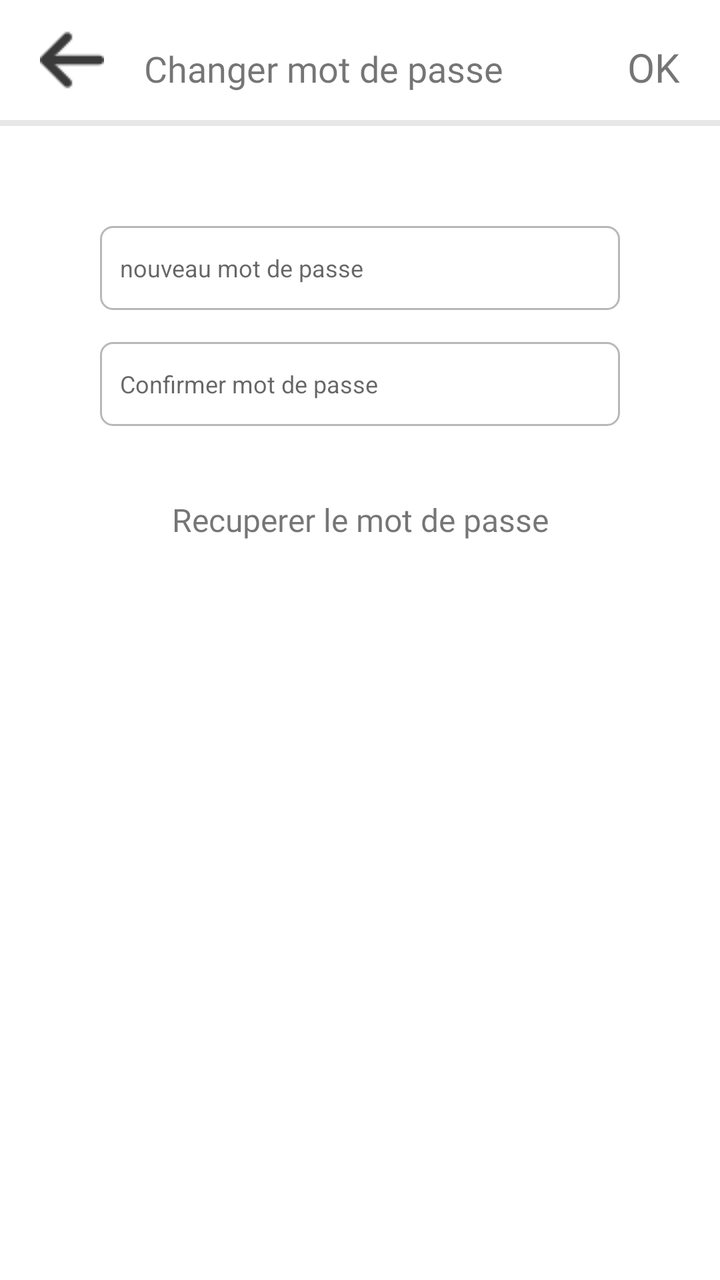
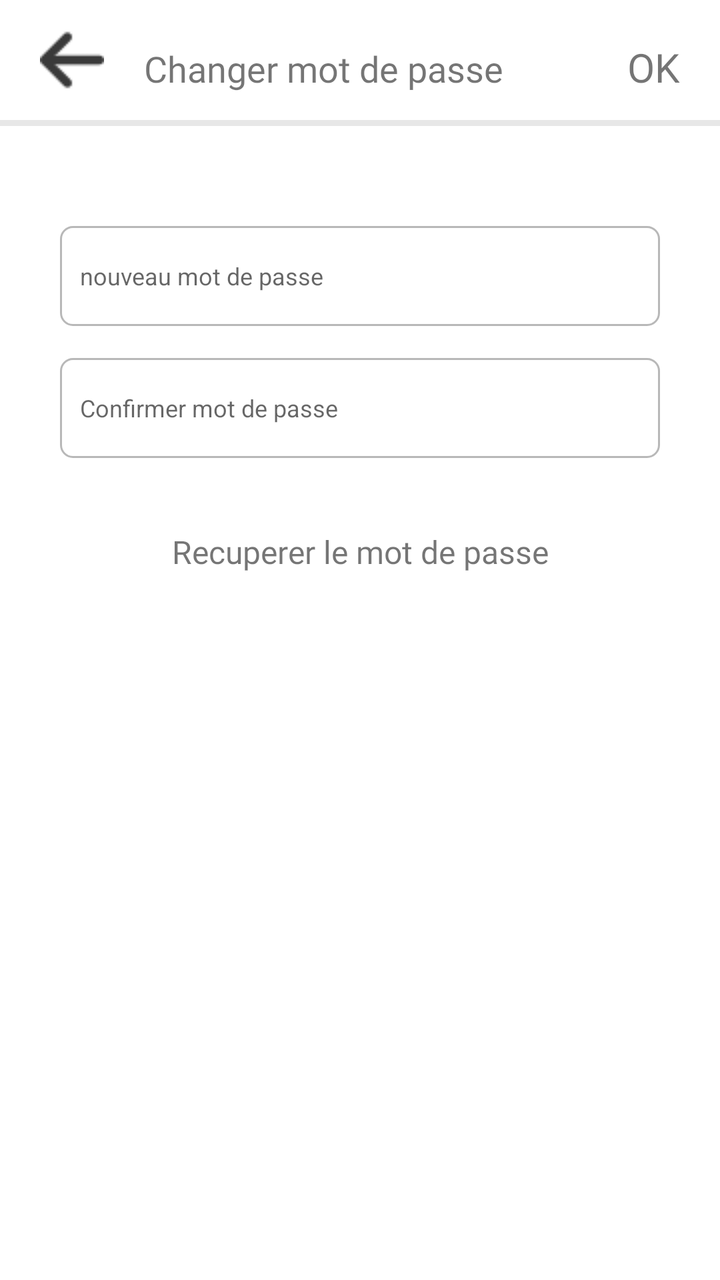

The first picture is an Android layout as it rendered before a commit; the second is the same layout after the commit. The layout source and the unified diff follow.
<!-- AndroidManifest.xml: application theme AppTheme -->
<!-- res/layout/layout_ezeety_changepsswd.xml -->
<?xml version="1.0" encoding="utf-8"?>
<android.support.constraint.ConstraintLayout xmlns:android="http://schemas.android.com/apk/res/android"
    xmlns:tools="http://schemas.android.com/tools"
    android:layout_width="match_parent"
    android:layout_height="match_parent"
    android:background="@color/colorPrimary">
    <LinearLayout
        android:layout_width="match_parent"
        android:layout_height="wrap_content"
        android:gravity="top"
        android:orientation="vertical"
        tools:ignore="MissingConstraints">

    <LinearLayout
        android:layout_width="match_parent"
        android:layout_height="wrap_content"
        android:orientation="horizontal">

        <ImageView
            android:id="@+id/imagebuttonbackChangePsswrd"
            android:layout_width="wrap_content"
            android:layout_height="wrap_content"
            android:layout_gravity="center"
            android:layout_marginLeft="20dp"
            android:layout_marginTop="10dp"
            android:layout_marginBottom="10dp"
            android:src="@drawable/arrow" />
        <TextView
            android:layout_width="wrap_content"
            android:layout_height="40dp"
            android:layout_marginLeft="10dp"
            android:layout_marginRight="10dp"
            android:layout_marginTop="10dp"
            android:layout_marginBottom="10dp"
            android:paddingStart="10dp"
            android:paddingEnd="10dp"
            android:paddingTop="10dp"
            android:text="Changer mot de passe"
            android:textSize="18dp"
            android:fontFamily="@font/roboto_regular"
            />
        <TextView
            android:id="@+id/textViewbuttonOkChangePsswd"
            android:layout_width="match_parent"
            android:layout_height="wrap_content"
            android:gravity="right"
            android:layout_marginLeft="10dp"
            android:layout_marginRight="10dp"
            android:layout_marginTop="10dp"
            android:layout_marginBottom="10dp"
            android:paddingStart="10dp"
            android:paddingEnd="10dp"
            android:paddingTop="10dp"
            android:text="OK"
            android:textSize="20dp"
            android:fontFamily="@font/roboto_bold"/>
    </LinearLayout>

    <LinearLayout
        android:layout_width="match_parent"
        android:layout_height="3dp"
        android:background="@drawable/grayscale_background">

    </LinearLayout>

        <EditText
            android:id="@+id/edittextnewPsswrd"
            style="@style/Widget.AppCompat.EditText"
            android:layout_width="match_parent"
            android:layout_height="42dp"
            android:layout_marginLeft="50dp"
            android:layout_marginRight="50dp"
            android:layout_marginBottom="16dp"
            android:layout_marginTop="50dp"
            android:background="@drawable/ezeety_edittext_style"
            android:ems="10"
            android:freezesText="true"
            android:hint="nouveau mot de passe"
            android:inputType="textPassword"
            android:paddingStart="10dp"
            android:paddingEnd="10dp"
            android:textSize="12dp"/>

        <EditText
            android:id="@+id/edittextConfirmPsswrd"
            style="@style/Widget.AppCompat.EditText"
            android:layout_width="match_parent"
            android:layout_height="42dp"
            android:layout_marginLeft="50dp"
            android:layout_marginRight="50dp"
            android:layout_marginBottom="16dp"
            android:background="@drawable/ezeety_edittext_style"
            android:ems="10"
            android:freezesText="true"
            android:hint="Confirmer mot de passe"
            android:inputType="textPassword"
            android:paddingStart="10dp"
            android:paddingEnd="10dp"
            android:textSize="12dp"/>
        <TextView
            android:id="@+id/textViewbuttonRecupPsswrd"
            android:layout_width="match_parent"
            android:layout_height="wrap_content"
            android:text="Recuperer le mot de passe"
            android:gravity="center"
            android:fontFamily="@font/roboto_regular"
            android:textSize="16dp"
            android:layout_marginTop="20dp"/>
    </LinearLayout>

</android.support.constraint.ConstraintLayout>
<!-- resources referenced by this layout -->
<resources>
  <color name="colorPrimary">#FFFFFF</color>
  <!-- drawable arrow: png bitmap (drawable, 644 bytes) -->
  <!-- drawable ezeety_edittext_style (drawable) -->
  <?xml version ="1.0" encoding ="utf-8"?>
  <shape xmlns:android="http://schemas.android.com/apk/res/android"
  
      android:thickness="0dp"
  
      android:shape="rectangle">
      <stroke android:width="1dp"
  
          android:color="#B8B8B8"/>
      <corners android:radius="6dp" />
      <gradient
  
          android:startColor="#00F3F3F3"
  
          android:endColor="#00F3F3F3"
  
          android:type="linear"
  
          android:angle="270"/>
  </shape>
  <!-- drawable grayscale_background (drawable) -->
  <?xml version ="1.0" encoding ="utf-8"?>
  <shape xmlns:android="http://schemas.android.com/apk/res/android"
  
      android:shape="rectangle"
  
      android:thickness="0dp">
      <solid
          android:color="#E7E7E7"/>
  
  </shape>
  <style name="AppTheme" parent="Theme.AppCompat.Light.NoActionBar">
          
          <item name="colorPrimary">@color/colorPrimary</item>
          <item name="colorPrimaryDark">@color/colorPrimaryDark</item>
          <item name="colorAccent">@color/colorAccent</item>
      </style>
  <color name="colorPrimaryDark">#FFFFFF</color>
  <color name="colorAccent">#5BA69D</color>
</resources>

<!-- the commit's change to res/layout/layout_ezeety_changepsswd.xml (unified diff, before → after) -->
@@ -11,65 +11,65 @@
         android:orientation="vertical"
         tools:ignore="MissingConstraints">
 
-    <LinearLayout
-        android:layout_width="match_parent"
-        android:layout_height="wrap_content"
-        android:orientation="horizontal">
-
-        <ImageView
-            android:id="@+id/imagebuttonbackChangePsswrd"
-            android:layout_width="wrap_content"
-            android:layout_height="wrap_content"
-            android:layout_gravity="center"
-            android:layout_marginLeft="20dp"
-            android:layout_marginTop="10dp"
-            android:layout_marginBottom="10dp"
-            android:src="@drawable/arrow" />
-        <TextView
-            android:layout_width="wrap_content"
-            android:layout_height="40dp"
-            android:layout_marginLeft="10dp"
-            android:layout_marginRight="10dp"
-            android:layout_marginTop="10dp"
-            android:layout_marginBottom="10dp"
-            android:paddingStart="10dp"
-            android:paddingEnd="10dp"
-            android:paddingTop="10dp"
-            android:text="Changer mot de passe"
-            android:textSize="18dp"
-            android:fontFamily="@font/roboto_regular"
-            />
-        <TextView
-            android:id="@+id/textViewbuttonOkChangePsswd"
+        <LinearLayout
             android:layout_width="match_parent"
             android:layout_height="wrap_content"
-            android:gravity="right"
-            android:layout_marginLeft="10dp"
-            android:layout_marginRight="10dp"
-            android:layout_marginTop="10dp"
-            android:layout_marginBottom="10dp"
-            android:paddingStart="10dp"
-            android:paddingEnd="10dp"
-            android:paddingTop="10dp"
-            android:text="OK"
-            android:textSize="20dp"
-            android:fontFamily="@font/roboto_bold"/>
-    </LinearLayout>
+            android:orientation="horizontal">
 
-    <LinearLayout
-        android:layout_width="match_parent"
-        android:layout_height="3dp"
-        android:background="@drawable/grayscale_background">
+            <ImageView
+                android:id="@+id/imagebuttonbackChangePsswrd"
+                android:layout_width="wrap_content"
+                android:layout_height="wrap_content"
+                android:layout_gravity="center"
+                android:layout_marginLeft="20dp"
+                android:layout_marginTop="10dp"
+                android:layout_marginBottom="10dp"
+                android:src="@drawable/arrow" />
+            <TextView
+                android:layout_width="wrap_content"
+                android:layout_height="40dp"
+                android:layout_marginLeft="10dp"
+                android:layout_marginRight="10dp"
+                android:layout_marginTop="10dp"
+                android:layout_marginBottom="10dp"
+                android:paddingStart="10dp"
+                android:paddingEnd="10dp"
+                android:paddingTop="10dp"
+                android:text="Changer mot de passe"
+                android:textSize="18dp"
+                android:fontFamily="@font/roboto_regular"
+                />
+            <TextView
+                android:id="@+id/textViewbuttonOkChangePsswd"
+                android:layout_width="match_parent"
+                android:layout_height="wrap_content"
+                android:gravity="right"
+                android:layout_marginLeft="10dp"
+                android:layout_marginRight="10dp"
+                android:layout_marginTop="10dp"
+                android:layout_marginBottom="10dp"
+                android:paddingStart="10dp"
+                android:paddingEnd="10dp"
+                android:paddingTop="10dp"
+                android:text="OK"
+                android:textSize="20dp"
+                android:fontFamily="@font/roboto_bold"/>
+        </LinearLayout>
 
-    </LinearLayout>
+        <LinearLayout
+            android:layout_width="match_parent"
+            android:layout_height="3dp"
+            android:background="@drawable/grayscale_background">
+
+        </LinearLayout>
 
         <EditText
             android:id="@+id/edittextnewPsswrd"
             style="@style/Widget.AppCompat.EditText"
             android:layout_width="match_parent"
-            android:layout_height="42dp"
-            android:layout_marginLeft="50dp"
-            android:layout_marginRight="50dp"
+            android:layout_height="50dp"
+            android:layout_marginLeft="30dp"
+            android:layout_marginRight="30dp"
             android:layout_marginBottom="16dp"
             android:layout_marginTop="50dp"
             android:background="@drawable/ezeety_edittext_style"
@@ -85,9 +85,9 @@
             android:id="@+id/edittextConfirmPsswrd"
             style="@style/Widget.AppCompat.EditText"
             android:layout_width="match_parent"
-            android:layout_height="42dp"
-            android:layout_marginLeft="50dp"
-            android:layout_marginRight="50dp"
+            android:layout_height="50dp"
+            android:layout_marginLeft="30dp"
+            android:layout_marginRight="30dp"
             android:layout_marginBottom="16dp"
             android:background="@drawable/ezeety_edittext_style"
             android:ems="10"
